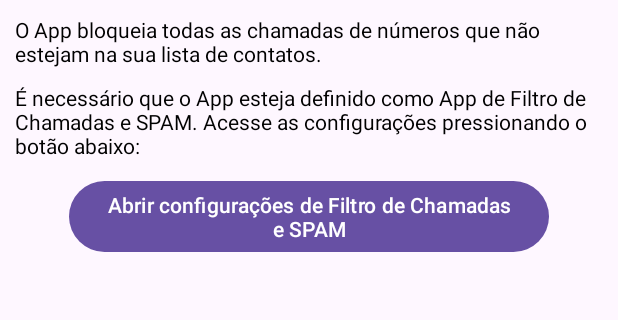
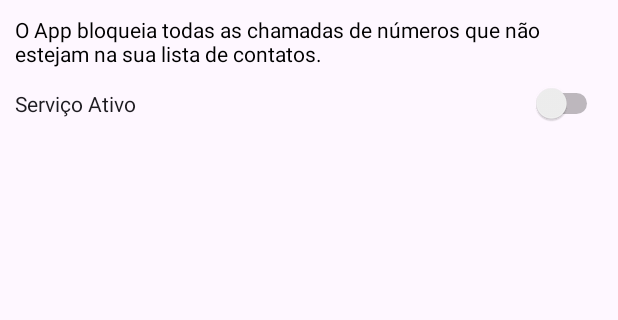
Before and after one commit to hugosmcx/trustcall, an Android app: the screen it shows after launch (MainActivity), on a phone screen of 412 x 824 dp, the part 64-384 px from its top. Run offline under Robolectric (Android 15) with nearby library versions, the phone set to English and light mode, and no system bars.

Commit message:
Adicionado botão de ativação de serviço

```diff
--- a/app/src/main/java/br/com/hssoftware/trustcall/MainActivity.java
+++ b/app/src/main/java/br/com/hssoftware/trustcall/MainActivity.java
@@ -2,17 +2,20 @@ package br.com.hssoftware.trustcall;
 
 import android.Manifest;
 import android.content.Intent;
+import android.content.SharedPreferences;
 import android.content.pm.PackageManager;
 import android.os.Bundle;
 import android.provider.Settings;
 import android.view.View;
 import android.widget.Button;
+import android.widget.Switch;
 import android.widget.TextView;
 import android.widget.Toast;
 
 import androidx.activity.EdgeToEdge;
 import androidx.annotation.NonNull;
 import androidx.appcompat.app.AppCompatActivity;
+import androidx.constraintlayout.widget.ConstraintLayout;
 import androidx.core.app.ActivityCompat;
 import androidx.core.content.ContextCompat;
 import androidx.core.graphics.Insets;
@@ -20,6 +23,10 @@ import androidx.core.view.ViewCompat;
 import androidx.core.view.WindowInsetsCompat;
 
 public class MainActivity extends AppCompatActivity {
+
+    Switch switchServico;
+
+    ConstraintLayout constraintLayoutBotoes;
 
     TextView textViewPermissao;
     Button buttonPermissaoContato;
@@ -39,6 +46,14 @@ public class MainActivity extends AppCompatActivity {
             return insets;
         });
 
+        switchServico = findViewById(R.id.switchServico);
+        constraintLayoutBotoes = findViewById(R.id.constraintLayoutBotoes);
+
+        switchServico.setOnCheckedChangeListener((compoundButton, b) -> {
+            setServicoAtivo(b);
+            mostrarContainer(b);
+        });
+
         textViewPermissao = findViewById(R.id.textViewPermissao);
         buttonPermissaoContato = findViewById(R.id.buttonPermissaoContato);
         buttonPermissaoContato.setOnClickListener(view -> {
@@ -49,6 +64,9 @@ public class MainActivity extends AppCompatActivity {
         buttonConfig.setOnClickListener(view -> {
             requestCallScreeningService();
         });
+
+        switchServico.setChecked(servicoAtivo());
+        mostrarContainer(servicoAtivo());
 
         checkAndRequestContactsPermission();
     }
@@ -62,13 +80,25 @@ public class MainActivity extends AppCompatActivity {
         mostrarBotoes(ContextCompat.checkSelfPermission(this, Manifest.permission.READ_CONTACTS) != PackageManager.PERMISSION_GRANTED);
     }
 
+    public void mostrarContainer(boolean mostrar){
+        if(mostrar){
+            constraintLayoutBotoes.setVisibility(View.VISIBLE);
+        }else{
+            constraintLayoutBotoes.setVisibility(View.GONE);
+        }
+    }
+
     public void mostrarBotoes(boolean mostrar){
         if (mostrar){
             textViewPermissao.setVisibility(View.VISIBLE);
             buttonPermissaoContato.setVisibility(View.VISIBLE);
+            textViewConfig.setVisibility(View.GONE);
+            buttonConfig.setVisibility(View.GONE);
         }else{
             textViewPermissao.setVisibility(View.GONE);
             buttonPermissaoContato.setVisibility(View.GONE);
+            textViewConfig.setVisibility(View.VISIBLE);
+            buttonConfig.setVisibility(View.VISIBLE);
         }
     }
 
@@ -83,4 +113,16 @@ public class MainActivity extends AppCompatActivity {
         }
     }
 
+    private boolean servicoAtivo(){
+        SharedPreferences prefs = getSharedPreferences("TRUST_CALL_PREFS", MODE_PRIVATE);
+        return prefs.getBoolean("BLOQUEIO_ATIVO", false);
+    }
+
+    private void setServicoAtivo(boolean enabled) {
+        SharedPreferences prefs = getSharedPreferences("TRUST_CALL_PREFS", MODE_PRIVATE);
+        SharedPreferences.Editor editor = prefs.edit();
+        editor.putBoolean("BLOQUEIO_ATIVO", enabled);
+        editor.apply();
+    }
+
 }
--- a/app/src/main/res/layout/activity_main.xml
+++ b/app/src/main/res/layout/activity_main.xml
@@ -40,6 +40,24 @@
                 app:layout_constraintStart_toStartOf="parent"
                 app:layout_constraintTop_toBottomOf="@id/textViewTitulo" />
 
+            <Switch
+                android:id="@+id/switchServico"
+                android:layout_width="match_parent"
+                android:layout_height="wrap_content"
+                android:text="Serviço Ativo"
+                android:layout_margin="10dp"
+                app:layout_constraintEnd_toEndOf="parent"
+                app:layout_constraintStart_toStartOf="parent"
+                app:layout_constraintTop_toBottomOf="@id/textViewInfo" />
+
+            <androidx.constraintlayout.widget.ConstraintLayout
+                android:id="@+id/constraintLayoutBotoes"
+                android:layout_width="match_parent"
+                android:layout_height="wrap_content"
+                app:layout_constraintEnd_toEndOf="parent"
+                app:layout_constraintStart_toStartOf="parent"
+                app:layout_constraintTop_toBottomOf="@id/switchServico">
+
                 <TextView
                     android:id="@+id/textViewPermissao"
                     android:layout_width="match_parent"
@@ -50,7 +68,7 @@
                     android:layout_margin="10dp"
                     app:layout_constraintEnd_toEndOf="parent"
                     app:layout_constraintStart_toStartOf="parent"
-                app:layout_constraintTop_toBottomOf="@id/textViewInfo" />
+                    app:layout_constraintTop_toTopOf="parent" />
 
                 <Button
                     android:id="@+id/buttonPermissaoContato"
@@ -85,6 +103,8 @@
 
             </androidx.constraintlayout.widget.ConstraintLayout>
 
+        </androidx.constraintlayout.widget.ConstraintLayout>
+
     </ScrollView>
 
 
```
Also changed, not shown: app/src/main/java/br/com/hssoftware/trustcall/CallFilterService.java (+7 -1 lines), 2 other files. Lines whose indentation alone changed are shown as unchanged.
